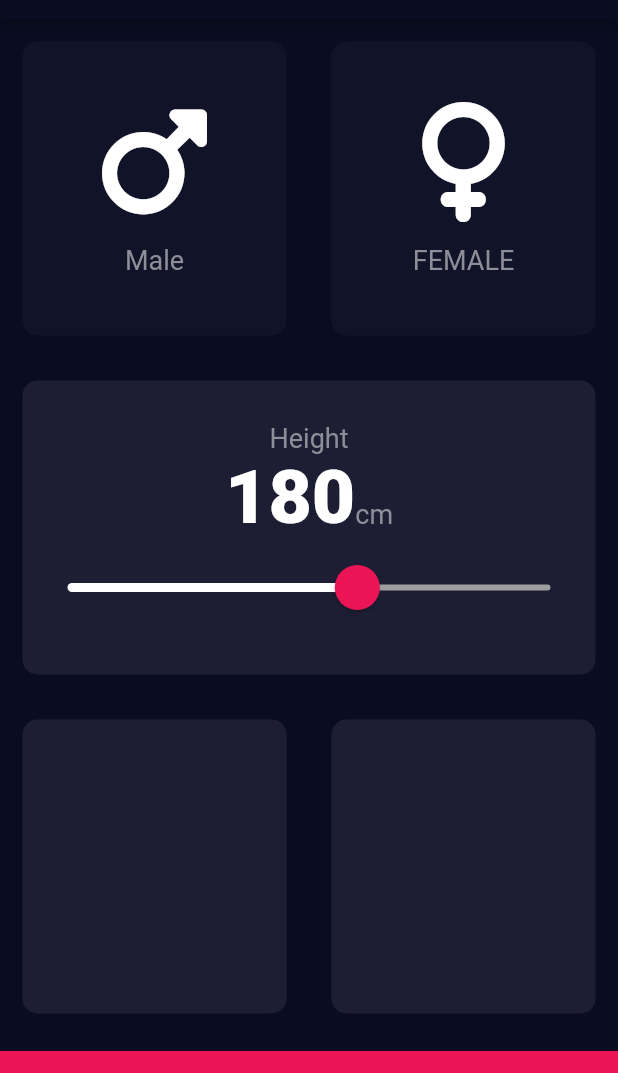
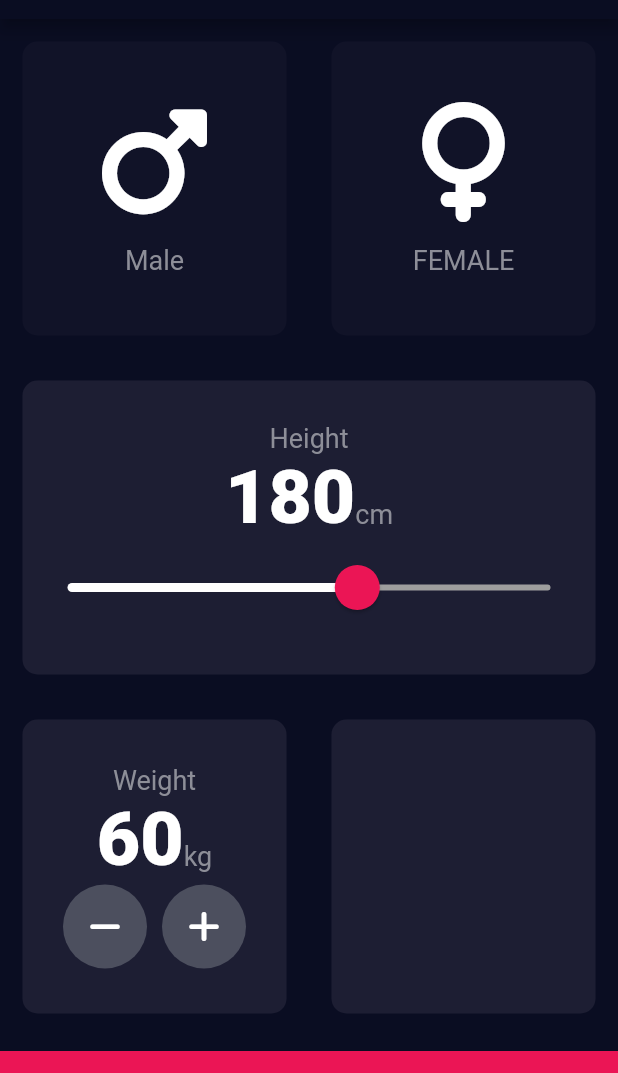
Before and after one commit to PratyushChauhan/bmi-calculator, a Flutter app: the screen it shows after launch, on a phone screen of 412 x 824 dp, the part 65-1138 px from its top. Run offline on Flutter 3.47's test engine with Material 2 defaults, Android fonts, the phone set to English and light mode, and no system bars; our stand-ins replace font_awesome_flutter.

Commit message:
Make custom buttons. Implement custom buttons. Add weight.

```diff
--- a/lib/InputPage.dart
+++ b/lib/InputPage.dart
@@ -17,6 +17,7 @@
 class _InputPageState extends State<InputPage> {
   Gender? selectedGender;
   int _height = 180;
+  int _weight = 60;
   @override
   Widget build(BuildContext context) {
     return Scaffold(
@@ -127,6 +128,54 @@
                 child: ReusableCard(
                   onPress: () {},
                   color: kActiveCardColor,
+                  cardChild: Column(
+                    mainAxisAlignment: MainAxisAlignment.center,
+                    children: [
+                      Text(
+                        'Weight',
+                        style: kLableTextStyle,
+                      ),
+                      Row(
+                        crossAxisAlignment: CrossAxisAlignment.baseline,
+                        textBaseline: TextBaseline.alphabetic,
+                        mainAxisAlignment: MainAxisAlignment.center,
+                        children: [
+                          Text(
+                            _weight.toString(),
+                            style: kSliderTextStyle,
+                          ),
+                          Text(
+                            'kg',
+                            style: kLableTextStyle,
+                          )
+                        ],
+                      ),
+                      Row(
+                        mainAxisAlignment: MainAxisAlignment.center,
+                        children: [
+                          RoundIconButton(
+                            icon: FontAwesomeIcons.minus,
+                            onPress: () {
+                              setState(() {
+                                _weight--;
+                              });
+                            },
+                          ),
+                          SizedBox(
+                            width: 10,
+                          ),
+                          RoundIconButton(
+                            icon: FontAwesomeIcons.plus,
+                            onPress: () {
+                              setState(() {
+                                _weight++;
+                              });
+                            },
+                          )
+                        ],
+                      )
+                    ],
+                  ),
                 ),
               ),
               Expanded(
@@ -148,3 +197,23 @@
     );
   }
 }
+
+class RoundIconButton extends StatelessWidget {
+  const RoundIconButton({required this.icon, required this.onPress});
+  final IconData icon;
+  final Function onPress;
+
+  @override
+  Widget build(BuildContext context) {
+    return RawMaterialButton(
+      onPressed: () {
+        onPress();
+      },
+      child: Icon(icon),
+      fillColor: Color(0xFF4C4F5E),
+      constraints: BoxConstraints.tightFor(width: 56.0, height: 56.0),
+      shape: CircleBorder(),
+      elevation: 0.0,
+    );
+  }
+}
```
